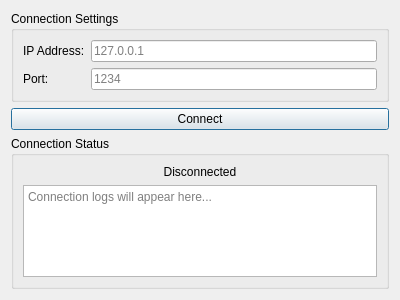
Semyon1968/GNSS-receiver-imitator, file dialog.ui: the form before one commit.
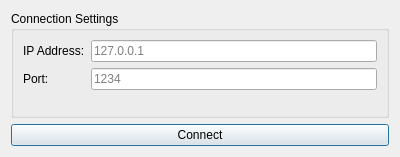
The form after the commit. Icons and pictures are not drawn.

Patch:
```diff
--- a/dialog.ui
+++ b/dialog.ui
@@ -7,7 +7,7 @@
     <x>0</x>
     <y>0</y>
     <width>400</width>
-    <height>300</height>
+    <height>157</height>
    </rect>
   </property>
   <property name="windowTitle">
@@ -62,35 +62,6 @@
      </property>
     </widget>
    </item>
-   <item>
-    <widget class="QGroupBox" name="groupBox_2">
-     <property name="title">
-      <string>Connection Status</string>
-     </property>
-     <layout class="QVBoxLayout" name="verticalLayout_2">
-      <item>
-       <widget class="QLabel" name="statusLabel">
-        <property name="text">
-         <string>Disconnected</string>
-        </property>
-        <property name="alignment">
-         <set>Qt::AlignCenter</set>
-        </property>
-       </widget>
-      </item>
-      <item>
-       <widget class="QTextEdit" name="logText">
-        <property name="readOnly">
-         <bool>true</bool>
-        </property>
-        <property name="placeholderText">
-         <string>Connection logs will appear here...</string>
-        </property>
-       </widget>
-      </item>
-     </layout>
-    </widget>
-   </item>
   </layout>
  </widget>
  <resources/>
```
Left out of the diff: 2 changed lines with no effect on the pictures.
